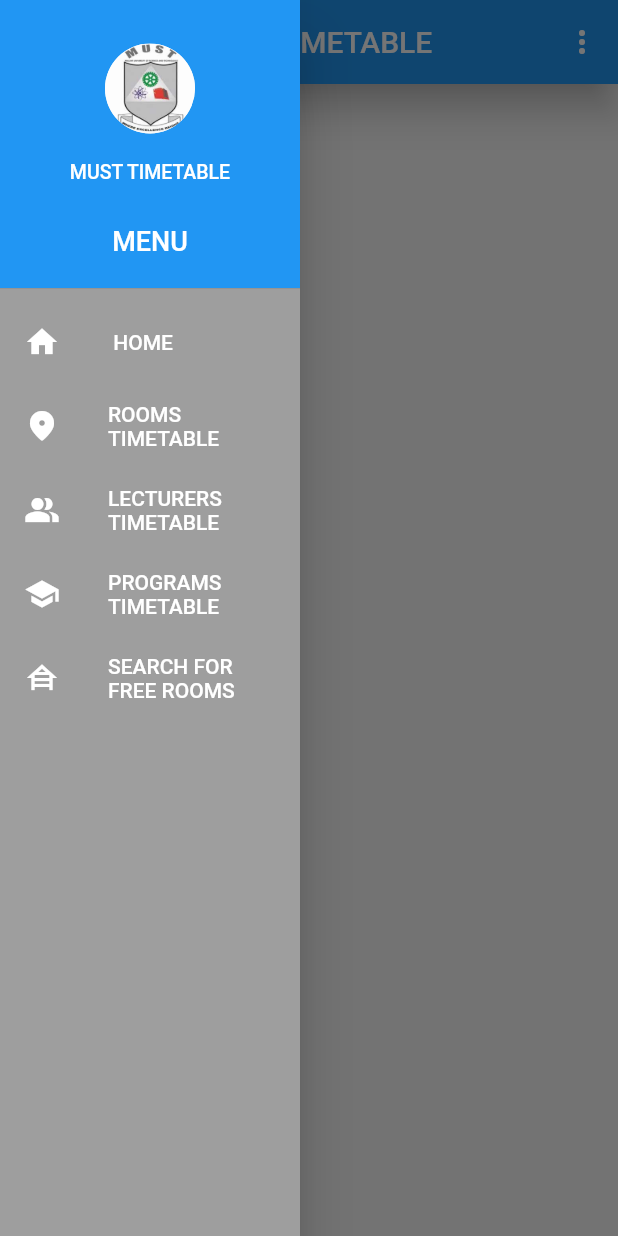
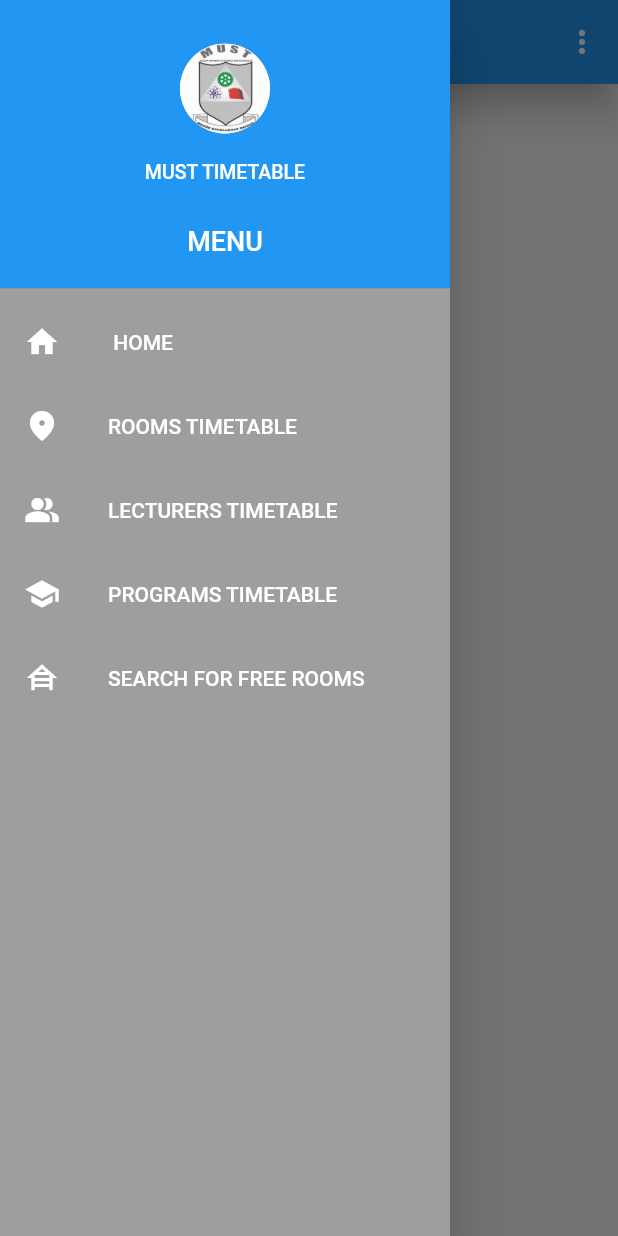
Before and after one commit to shadkasera/must_app, a Flutter app: the room_screen screen opened directly, with the side drawer open, on a phone screen of 412 x 824 dp. Run offline on Flutter 3.47's test engine with Material 2 defaults, Android fonts, the phone set to English and light mode, and no system bars.

Commit message:
modified the drawer width

```diff
--- a/lib/room_screen.dart
+++ b/lib/room_screen.dart
@@ -67,7 +67,7 @@ class room_screen extends StatelessWidget {
         centerTitle: true,
       ),
       drawer: SizedBox(
-        width: 200, // set a fixed width for the drawer
+        width: 300, // set a fixed width for the drawer
         child: Drawer(
           backgroundColor: Colors.grey,
           child: ListView(
```
